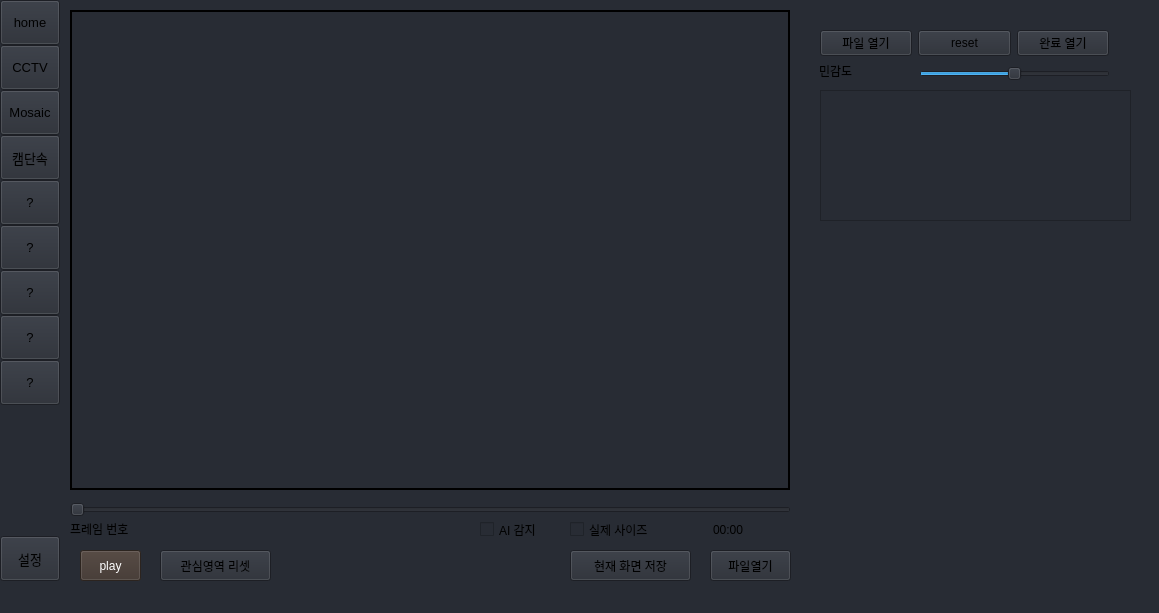
Old version of the form rsc/ui/untitled.ui in the repository polnet13/kimAI.
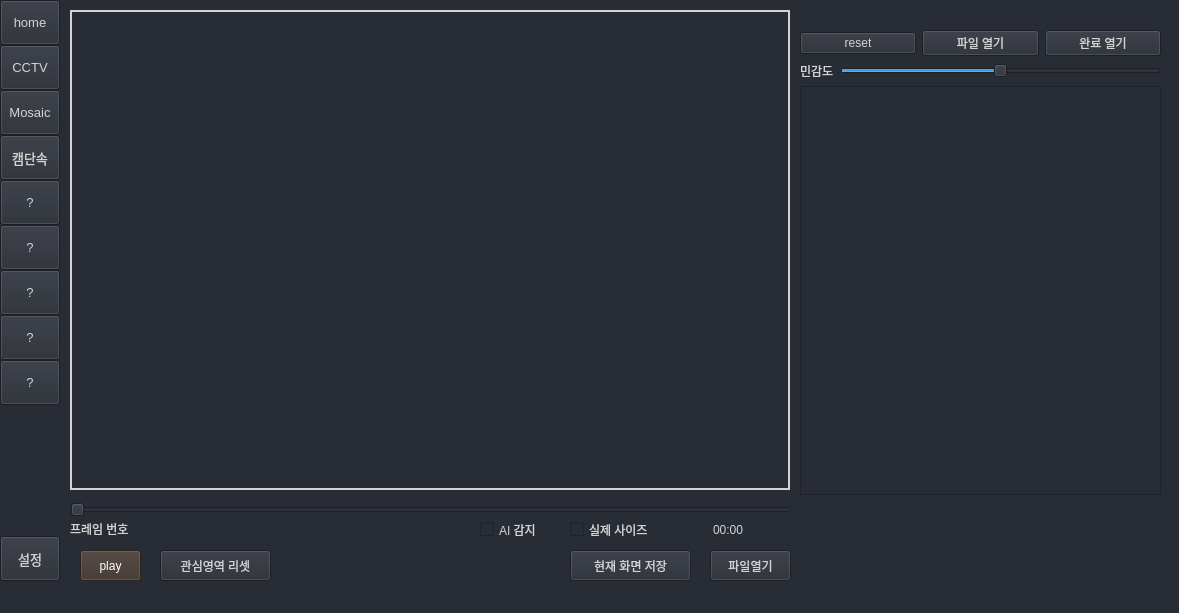
New version of the form. The open tabs and pages were chosen to show the change. Icons and pictures are not drawn.

```diff
--- a/rsc/ui/untitled.ui
+++ b/rsc/ui/untitled.ui
@@ -9,7 +9,7 @@
    <rect>
     <x>0</x>
     <y>0</y>
-    <width>1159</width>
+    <width>1179</width>
     <height>613</height>
    </rect>
   </property>
@@ -27,510 +27,7 @@
   </property>
   <widget class="QWidget" name="centralwidget">
    <property name="styleSheet">
-    <string notr="true">/* /////////////////////////////////////////////////////////////////////////////////////////////////
-
-SET APP STYLESHEET - FULL STYLES HERE
-DARK THEME - DRACULA COLOR BASED
-
-///////////////////////////////////////////////////////////////////////////////////////////////// */
-
-QWidget{
-	color: rgb(221, 221, 221);
-	font: 10pt &quot;Segoe UI&quot;;
-}
-
-/* /////////////////////////////////////////////////////////////////////////////////////////////////
-Tooltip */
-QToolTip {
-	color: #ffffff;
-	background-color: rgba(33, 37, 43, 180);
-	border: 1px solid rgb(44, 49, 58);
-	background-image: none;
-	background-position: left center;
-    background-repeat: no-repeat;
-	border: none;
-	border-left: 2px solid rgb(255, 121, 198);
-	text-align: left;
-	padding-left: 8px;
-	margin: 0px;
-}
-
-/* /////////////////////////////////////////////////////////////////////////////////////////////////
-Bg App */
-#widget_center {	
-	background-color: rgb(40, 44, 52);
-	border: 1px solid rgb(44, 49, 58);
-}
-/*
-
-탭위젯 */
-#tabWidget {	
-	background-color: rgb(40, 44, 52);
-	border: 1px solid rgb(44, 49, 58);
-}
-/* /////////////////////////////////////////////////////////////////////////////////////////////////
-Left Menu */
-#leftMenuBg {	
-	background-color: rgb(33, 37, 43);
-}
-#topLogo {
-	background-color: rgb(33, 37, 43);
-	background-image: url(:/images/images/images/PyDracula.png);
-	background-position: centered;
-	background-repeat: no-repeat;
-}
-#titleLeftApp { font: 63 12pt &quot;Segoe UI Semibold&quot;; }
-#titleLeftDescription { font: 8pt &quot;Segoe UI&quot;; color: rgb(189, 147, 249); }
-
-/* MENUS */
-QPushButton {	
-	background-color: rgb(112, 112, 112);
-	color: rgb(220, 220, 220)
-	padding: 5px 5px;         /* 버튼 내부 여백 */
-    font-size: 15px;
-}
-#topMenu .QPushButton:hover {
-	background-color: rgb(40, 44, 52);
-}
-#topMenu .QPushButton:pressed {	
-	background-color: rgb(189, 147, 249);
-	color: rgb(255, 255, 255);
-}
-#bottomMenu .QPushButton {	
-	background-position: left center;
-    background-repeat: no-repeat;
-	border: none;
-	border-left: 20px solid transparent;
-	background-color:transparent;
-	text-align: left;
-	padding-left: 44px;
-}
-#bottomMenu .QPushButton:hover {
-	background-color: rgb(40, 44, 52);
-}
-#bottomMenu .QPushButton:pressed {	
-	background-color: rgb(189, 147, 249);
-	color: rgb(255, 255, 255);
-}
-#leftMenuFrame{
-	border-top: 3px solid rgb(44, 49, 58);
-}
-
-/* Toggle Button */
-#toggleButton {
-	background-position: left center;
-    background-repeat: no-repeat;
-	border: none;
-	border-left: 20px solid transparent;
-	background-color: rgb(37, 41, 48);
-	text-align: left;
-	padding-left: 44px;
-	color: rgb(113, 126, 149);
-}
-#toggleButton:hover {
-	background-color: rgb(40, 44, 52);
-}
-#toggleButton:pressed {
-	background-color: rgb(189, 147, 249);
-}
-
-/* Title Menu */
-#titleRightInfo { padding-left: 10px; }
-
-
-/* /////////////////////////////////////////////////////////////////////////////////////////////////
-Extra Tab */
-#extraLeftBox {	
-	background-color: rgb(44, 49, 58);
-}
-#extraTopBg{	
-	background-color: rgb(189, 147, 249)
-}
-
-/* Icon */
-#extraIcon {
-	background-position: center;
-	background-repeat: no-repeat;
-	background-image: url(:/icons/images/icons/icon_settings.png);
-}
-
-/* Label */
-#extraLabel { color: rgb(255, 255, 255); }
-
-/* Btn Close */
-#extraCloseColumnBtn { background-color: rgba(255, 255, 255, 0); border: none;  border-radius: 5px; }
-#extraCloseColumnBtn:hover { background-color: rgb(196, 161, 249); border-style: solid; border-radius: 4px; }
-#extraCloseColumnBtn:pressed { background-color: rgb(180, 141, 238); border-style: solid; border-radius: 4px; }
-
-/* Extra Content */
-#extraContent{
-	border-top: 3px solid rgb(40, 44, 52);
-}
-
-/* Extra Top Menus */
-#extraTopMenu .QPushButton {
-background-position: left center;
-    background-repeat: no-repeat;
-	border: none;
-	border-left: 22px solid transparent;
-	background-color:transparent;
-	text-align: left;
-	padding-left: 44px;
-}
-#extraTopMenu .QPushButton:hover {
-	background-color: rgb(40, 44, 52);
-}
-#extraTopMenu .QPushButton:pressed {	
-	background-color: rgb(189, 147, 249);
-	color: rgb(255, 255, 255);
-}
-
-/* /////////////////////////////////////////////////////////////////////////////////////////////////
-Content App */
-#contentTopBg{	
-	background-color: rgb(33, 37, 43);
-}
-#contentBottom{
-	border-top: 3px solid rgb(44, 49, 58);
-}
-
-/* Top Buttons */
-#rightButtons .QPushButton { background-color: rgba(255, 255, 255, 0); border: none;  border-radius: 5px; }
-#rightButtons .QPushButton:hover { background-color: rgb(44, 49, 57); border-style: solid; border-radius: 4px; }
-#rightButtons .QPushButton:pressed { background-color: rgb(23, 26, 30); border-style: solid; border-radius: 4px; }
-
-/* Theme Settings */
-#extraRightBox { background-color: rgb(44, 49, 58); }
-#themeSettingsTopDetail { background-color: rgb(189, 147, 249); }
-
-/* Bottom Bar */
-#bottomBar { background-color: rgb(44, 49, 58); }
-#bottomBar QLabel { font-size: 11px; color: rgb(113, 126, 149); padding-left: 10px; padding-right: 10px; padding-bottom: 2px; }
-
-/* CONTENT SETTINGS */
-/* MENUS */
-#contentSettings .QPushButton {	
-	background-position: left center;
-    background-repeat: no-repeat;
-	border: none;
-	border-left: 22px solid transparent;
-	background-color:transparent;
-	text-align: left;
-	padding-left: 44px;
-}
-#contentSettings .QPushButton:hover {
-	background-color: rgb(40, 44, 52);
-}
-#contentSettings .QPushButton:pressed {	
-	background-color: rgb(189, 147, 249);
-	color: rgb(255, 255, 255);
-}
-
-/////////////////////////////////////////////////////////////////////////////////////////////////
-QTableView {
-    background-color: #F0F0F0;
-    border: 1px solid #CCCCCC;
-    gridline-color: #CCCCCC;
-    selection-background-color: #E1F5FE;
-    selection-color: #0366d6;
-    font-family: &quot;Helvetica Neue&quot;, Helvetica, Arial, sans-serif;
-}
-
-QTableView::item {
-    padding: 5px;
-}
-
-QTableView::item:selected {
-    border: 1px solid #0366d6;
-}
-
-QHeaderView::section {
-    background-color: #F0F0F0;
-    border: 1px solid #CCCCCC;
-    padding: 4px;
-    font-weight: bold;
-    text-align: center;
-}
-
-QTableView::horizontalHeader {
-    background-color: #f0f0f0;  /* 헤더 배경색 */
-    color: #333;                /* 헤더 글자색 */
-}
-
-QTableView::verticalHeader {
-    background-color: #e0e0e0;  /* 인덱스 배경색 */
-    color: #555;                /* 인덱스 글자색 */
-}
-
-
- ////////////////////////////////////////////////////////////////////////////////////////////////
-LineEdit */
-QLineEdit {
-	background-color: rgb(33, 37, 43);
-	border-radius: 5px;
-	border: 2px solid rgb(33, 37, 43);
-	padding-left: 10px;
-	selection-color: rgb(255, 255, 255);
-	selection-background-color: rgb(255, 121, 198);
-}
-QLineEdit:hover {
-	border: 2px solid rgb(64, 71, 88);
-}
-QLineEdit:focus {
-	border: 2px solid rgb(91, 101, 124);
-}
-
-/* /////////////////////////////////////////////////////////////////////////////////////////////////
-PlainTextEdit */
-QPlainTextEdit {
-	background-color: rgb(27, 29, 35);
-	border-radius: 5px;
-	padding: 10px;
-	selection-color: rgb(255, 255, 255);
-	selection-background-color: rgb(255, 121, 198);
-}
-QPlainTextEdit  QScrollBar:vertical {
-    width: 8px;
- }
-QPlainTextEdit  QScrollBar:horizontal {
-    height: 8px;
- }
-QPlainTextEdit:hover {
-	border: 2px solid rgb(64, 71, 88);
-}
-QPlainTextEdit:focus {
-	border: 2px solid rgb(91, 101, 124);
-}
-
-/* /////////////////////////////////////////////////////////////////////////////////////////////////
-ScrollBars */
-QScrollBar:horizontal {
-    border: none;
-    background: rgb(52, 59, 72);
-    height: 8px;
-    margin: 0px 21px 0 21px;
-	border-radius: 0px;
-}
-QScrollBar::handle:horizontal {
-    background: rgb(189, 147, 249);
-    min-width: 25px;
-	border-radius: 4px
-}
-QScrollBar::add-line:horizontal {
-    border: none;
-    background: rgb(55, 63, 77);
-    width: 20px;
-	border-top-right-radius: 4px;
-    border-bottom-right-radius: 4px;
-    subcontrol-position: right;
-    subcontrol-origin: margin;
-}
-QScrollBar::sub-line:horizontal {
-    border: none;
-    background: rgb(55, 63, 77);
-    width: 20px;
-	border-top-left-radius: 4px;
-    border-bottom-left-radius: 4px;
-    subcontrol-position: left;
-    subcontrol-origin: margin;
-}
-QScrollBar::up-arrow:horizontal, QScrollBar::down-arrow:horizontal
-{
-     background: none;
-}
-QScrollBar::add-page:horizontal, QScrollBar::sub-page:horizontal
-{
-     background: none;
-}
- QScrollBar:vertical {
-	border: none;
-    background: rgb(52, 59, 72);
-    width: 8px;
-    margin: 21px 0 21px 0;
-	border-radius: 0px;
- }
- QScrollBar::handle:vertical {	
-	background: rgb(189, 147, 249);
-    min-height: 25px;
-	border-radius: 4px
- }
- QScrollBar::add-line:vertical {
-     border: none;
-    background: rgb(55, 63, 77);
-     height: 20px;
-	border-bottom-left-radius: 4px;
-    border-bottom-right-radius: 4px;
-     subcontrol-position: bottom;
-     subcontrol-origin: margin;
- }
- QScrollBar::sub-line:vertical {
-	border: none;
-    background: rgb(55, 63, 77);
-     height: 20px;
-	border-top-left-radius: 4px;
-    border-top-right-radius: 4px;
-     subcontrol-position: top;
-     subcontrol-origin: margin;
- }
- QScrollBar::up-arrow:vertical, QScrollBar::down-arrow:vertical {
-     background: none;
- }
-
- QScrollBar::add-page:vertical, QScrollBar::sub-page:vertical {
-     background: none;
- }
-
-/* /////////////////////////////////////////////////////////////////////////////////////////////////
-CheckBox */
-QCheckBox::indicator {
-    border: 3px solid rgb(52, 59, 72);
-	width: 15px;
-	height: 15px;
-	border-radius: 10px;
-    background: rgb(44, 49, 60);
-}
-QCheckBox::indicator:hover {
-    border: 3px solid rgb(58, 66, 81);
-}
-QCheckBox::indicator:checked {
-    background: 3px solid rgb(52, 59, 72);
-	border: 3px solid rgb(52, 59, 72);	
-	background-image: url(:/icons/images/icons/cil-check-alt.png);
-}
-
-/* /////////////////////////////////////////////////////////////////////////////////////////////////
-RadioButton */
-QRadioButton::indicator {
-    border: 3px solid rgb(52, 59, 72);
-	width: 15px;
-	height: 15px;
-	border-radius: 10px;
-    background: rgb(44, 49, 60);
-}
-QRadioButton::indicator:hover {
-    border: 3px solid rgb(58, 66, 81);
-}
-QRadioButton::indicator:checked {
-    background: 3px solid rgb(94, 106, 130);
-	border: 3px solid rgb(52, 59, 72);	
-}
-
-/* /////////////////////////////////////////////////////////////////////////////////////////////////
-ComboBox */
-QComboBox{
-	background-color: rgb(27, 29, 35);
-	border-radius: 5px;
-	border: 2px solid rgb(33, 37, 43);
-	padding: 5px;
-	padding-left: 10px;
-}
-QComboBox:hover{
-	border: 2px solid rgb(64, 71, 88);
-}
-QComboBox::drop-down {
-	subcontrol-origin: padding;
-	subcontrol-position: top right;
-	width: 25px; 
-	border-left-width: 3px;
-	border-left-color: rgba(39, 44, 54, 150);
-	border-left-style: solid;
-	border-top-right-radius: 3px;
-	border-bottom-right-radius: 3px;	
-	background-image: url(:/icons/images/icons/cil-arrow-bottom.png);
-	background-position: center;
-	background-repeat: no-reperat;
- }
-QComboBox QAbstractItemView {
-	color: rgb(255, 121, 198);	
-	background-color: rgb(33, 37, 43);
-	padding: 10px;
-	selection-background-color: rgb(39, 44, 54);
-}
-
-/* /////////////////////////////////////////////////////////////////////////////////////////////////
-Sliders */
-QSlider::groove:horizontal {
-    border-radius: 5px;
-    height: 10px;
-	margin: 0px;
-	background-color: rgb(52, 59, 72);
-}
-QSlider::groove:horizontal:hover {
-	background-color: rgb(55, 62, 76);
-}
-QSlider::handle:horizontal {
-    background-color: rgb(189, 147, 249);
-    border: none;
-    height: 10px;
-    width: 10px;
-    margin: 0px;
-	border-radius: 5px;
-}
-QSlider::handle:horizontal:hover {
-    background-color: rgb(195, 155, 255);
-}
-QSlider::handle:horizontal:pressed {
-    background-color: rgb(255, 121, 198);
-}
-
-QSlider::groove:vertical {
-    border-radius: 5px;
-    width: 10px;
-    margin: 0px;
-	background-color: rgb(52, 59, 72);
-}
-QSlider::groove:vertical:hover {
-	background-color: rgb(55, 62, 76);
-}
-QSlider::handle:vertical {
-    background-color: rgb(189, 147, 249);
-	border: none;
-    height: 10px;
-    width: 10px;
-    margin: 0px;
-	border-radius: 5px;
-}
-QSlider::handle:vertical:hover {
-    background-color: rgb(195, 155, 255);
-}
-QSlider::handle:vertical:pressed {
-    background-color: rgb(255, 121, 198);
-}
-
-/* /////////////////////////////////////////////////////////////////////////////////////////////////
-CommandLinkButton */
-QCommandLinkButton {	
-	color: rgb(255, 121, 198);
-	border-radius: 5px;
-	padding: 5px;
-	color: rgb(255, 170, 255);
-}
-QCommandLinkButton:hover {	
-	color: rgb(255, 170, 255);
-	background-color: rgb(44, 49, 60);
-}
-QCommandLinkButton:pressed {	
-	color: rgb(189, 147, 249);
-	background-color: rgb(52, 58, 71);
-}
-
-/* /////////////////////////////////////////////////////////////////////////////////////////////////
-Button */
-#pagesContainer QPushButton {
-	border: 2px solid rgb(52, 59, 72);
-	border-radius: 5px;	
-	background-color: rgb(52, 59, 72);
-}
-#pagesContainer QPushButton:hover {
-	background-color: rgb(57, 65, 80);
-	border: 2px solid rgb(61, 70, 86);
-}
-#pagesContainer QPushButton:pressed {	
-	background-color: rgb(35, 40, 49);
-	border: 2px solid rgb(43, 50, 61);
-}
-
-</string>
+    <string notr="true">color: rgb(211, 211, 211);</string>
    </property>
    <widget class="QFrame" name="leftMenuBg">
     <property name="geometry">
@@ -1088,7 +585,7 @@
      <rect>
       <x>60</x>
       <y>-10</y>
-      <width>1091</width>
+      <width>1111</width>
       <height>591</height>
      </rect>
     </property>
@@ -1097,8 +594,8 @@
       <rect>
        <x>740</x>
        <y>20</y>
-       <width>371</width>
-       <height>571</height>
+       <width>370</width>
+       <height>570</height>
       </rect>
      </property>
      <property name="currentIndex">
@@ -1476,106 +973,97 @@
       </widget>
      </widget>
      <widget class="QWidget" name="stack_cctv">
-      <widget class="QPushButton" name="btn_multi_open">
+      <widget class="QWidget" name="verticalLayoutWidget">
        <property name="geometry">
         <rect>
-         <x>20</x>
+         <x>0</x>
          <y>20</y>
-         <width>92</width>
-         <height>26</height>
+         <width>361</width>
+         <height>471</height>
         </rect>
        </property>
-       <property name="text">
-        <string>파일 열기</string>
-       </property>
-      </widget>
-      <widget class="QWidget" name="verticalLayoutWidget_3">
-       <property name="geometry">
-        <rect>
-         <x>19</x>
-         <y>223</y>
-         <width>311</width>
-         <height>321</height>
-        </rect>
-       </property>
-       <layout class="QVBoxLayout" name="vLayout_dongzip_statusbar"/>
-      </widget>
-      <widget class="QLabel" name="label_2">
-       <property name="geometry">
-        <rect>
-         <x>19</x>
-         <y>53</y>
-         <width>81</width>
-         <height>16</height>
-        </rect>
-       </property>
-       <property name="text">
-        <string>민감도</string>
-       </property>
-      </widget>
-      <widget class="QPushButton" name="btn_multi_complete_open">
-       <property name="geometry">
-        <rect>
-         <x>217</x>
-         <y>20</y>
-         <width>92</width>
-         <height>26</height>
-        </rect>
-       </property>
-       <property name="text">
-        <string>완료 열기</string>
-       </property>
-      </widget>
-      <widget class="QSlider" name="slider_multi_thr">
-       <property name="geometry">
-        <rect>
-         <x>119</x>
-         <y>53</y>
-         <width>191</width>
-         <height>22</height>
-        </rect>
-       </property>
-       <property name="font">
-        <font>
-         <family>Segoe UI</family>
-         <pointsize>10</pointsize>
-         <weight>50</weight>
-         <italic>false</italic>
-         <bold>false</bold>
-        </font>
-       </property>
-       <property name="minimum">
-        <number>1</number>
-       </property>
-       <property name="value">
-        <number>50</number>
-       </property>
-       <property name="orientation">
-        <enum>Qt::Horizontal</enum>
-       </property>
-      </widget>
-      <widget class="QPushButton" name="btn_multi_reset">
-       <property name="geometry">
-        <rect>
-         <x>118</x>
-         <y>20</y>
-         <width>93</width>
-         <height>26</height>
-        </rect>
-       </property>
-       <property name="text">
-        <string>reset</string>
-       </property>
-      </widget>
-      <widget class="QTextBrowser" name="textBrowser_multi">
-       <property name="geometry">
-        <rect>
-         <x>20</x>
-         <y>80</y>
-         <width>311</width>
-         <height>131</height>
-        </rect>
-       </property>
+       <layout class="QVBoxLayout" name="verticalLayout">
+        <item>
+         <layout class="QHBoxLayout" name="horizontalLayout">
+          <item>
+           <widget class="QPushButton" name="btn_multi_reset">
+            <property name="text">
+             <string>reset</string>
+            </property>
+           </widget>
+          </item>
+          <item>
+           <widget class="QPushButton" name="btn_multi_open">
+            <property name="text">
+             <string>파일 열기</string>
+            </property>
+           </widget>
+          </item>
+          <item>
+           <widget class="QPushButton" name="btn_multi_complete_open">
+            <property name="text">
+             <string>완료 열기</string>
+            </property>
+           </widget>
+          </item>
+         </layout>
+        </item>
+        <item>
+         <layout class="QHBoxLayout" name="horizontalLayout_4">
+          <item>
+           <widget class="QLabel" name="label_2">
+            <property name="text">
+             <string>민감도</string>
+            </property>
+           </widget>
+          </item>
+          <item>
+           <widget class="QSlider" name="slider_multi_thr">
+            <property name="font">
+             <font>
+              <family>Segoe UI</family>
+              <pointsize>10</pointsize>
+              <weight>50</weight>
+              <italic>false</italic>
+              <bold>false</bold>
+             </font>
+            </property>
+            <property name="minimum">
+             <number>1</number>
+            </property>
+            <property name="value">
+             <number>50</number>
+            </property>
+            <property name="orientation">
+             <enum>Qt::Horizontal</enum>
+            </property>
+           </widget>
+          </item>
+         </layout>
+        </item>
+        <item>
+         <widget class="QTextBrowser" name="textBrowser_multi"/>
+        </item>
+        <item>
+         <layout class="QVBoxLayout" name="vLayout_dongzip_statusbar">
+          <property name="sizeConstraint">
+           <enum>QLayout::SetMinimumSize</enum>
+          </property>
+          <property name="leftMargin">
+           <number>3</number>
+          </property>
+          <property name="topMargin">
+           <number>3</number>
+          </property>
+          <property name="rightMargin">
+           <number>3</number>
+          </property>
+          <property name="bottomMargin">
+           <number>3</number>
+          </property>
+         </layout>
+        </item>
+       </layout>
       </widget>
      </widget>
     </widget>
@@ -1591,6 +1079,9 @@
      <property name="autoFillBackground">
       <bool>false</bool>
      </property>
+     <property name="styleSheet">
+      <string notr="true"/>
+     </property>
      <property name="frameShape">
       <enum>QFrame::WinPanel</enum>
      </property>
```
Left out of the diff: 113 changed lines with no effect on the pictures.
